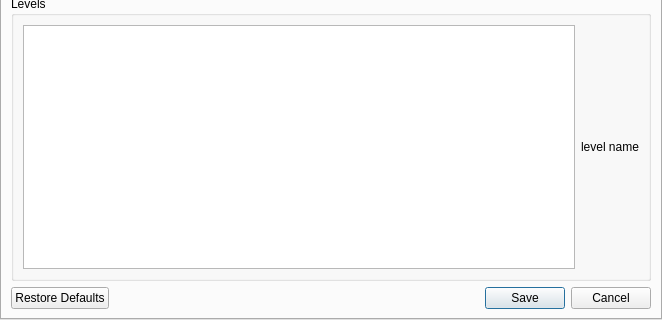
Old version of the form BatchLightUE4/Views/WindowsSetupView.ui in the repository shenyu0403/BatchBuildLightUE4; both pictures show x 0 to 662 and y 208 to 528 of the 662 by 528 pixel window.
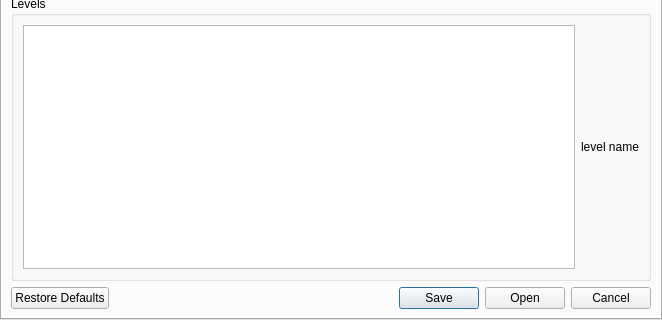
New version of the form. The open tabs and pages were chosen to show the change. Icons and pictures are not drawn.

Commit message: Update the UI with news icons

Diff of the .ui file:
```diff
--- a/BatchLightUE4/Views/WindowsSetupView.ui
+++ b/BatchLightUE4/Views/WindowsSetupView.ui
@@ -204,7 +204,7 @@
     <item row="5" column="0">
      <widget class="QDialogButtonBox" name="buttonBoxProjects">
       <property name="standardButtons">
-       <set>QDialogButtonBox::Cancel|QDialogButtonBox::RestoreDefaults|QDialogButtonBox::Save</set>
+       <set>QDialogButtonBox::Cancel|QDialogButtonBox::Open|QDialogButtonBox::RestoreDefaults|QDialogButtonBox::Save</set>
       </property>
      </widget>
     </item>
```
Left out of the diff: 10 changed lines with no effect on the pictures. The commit also changes 3 other files.
